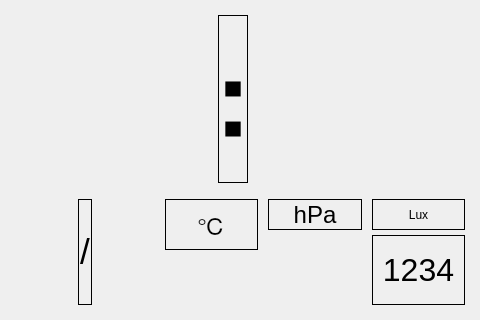
Qt form dev/src/RaspiEnvMeter/envmeter.ui (CountrySideEngineer/RaspiEnvMeter) before a commit.
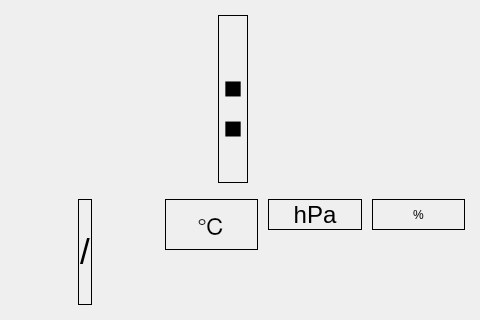
The same form after that commit. Custom widgets are drawn as their Qt base class.

Commit message: Add code to connect model of humidity and the view.

Diff of the .ui file:
```diff
--- a/dev/src/RaspiEnvMeter/envmeter.ui
+++ b/dev/src/RaspiEnvMeter/envmeter.ui
@@ -496,7 +496,7 @@
              <enum>QFrame::Box</enum>
             </property>
             <property name="text">
-             <string>Lux</string>
+             <string>%</string>
             </property>
             <property name="alignment">
              <set>Qt::AlignCenter</set>
@@ -504,34 +504,7 @@
            </widget>
           </item>
           <item>
-           <widget class="QLabel" name="EnvLuxDisplay">
-            <property name="sizePolicy">
-             <sizepolicy hsizetype="Preferred" vsizetype="Preferred">
-              <horstretch>0</horstretch>
-              <verstretch>0</verstretch>
-             </sizepolicy>
-            </property>
-            <property name="minimumSize">
-             <size>
-              <width>50</width>
-              <height>0</height>
-             </size>
-            </property>
-            <property name="font">
-             <font>
-              <pointsize>24</pointsize>
-             </font>
-            </property>
-            <property name="frameShape">
-             <enum>QFrame::Box</enum>
-            </property>
-            <property name="text">
-             <string>1234</string>
-            </property>
-            <property name="alignment">
-             <set>Qt::AlignCenter</set>
-            </property>
-           </widget>
+           <widget class="CRaspiHumidityView" name="HumidityDisplay" native="true"/>
           </item>
          </layout>
         </item>
@@ -555,6 +528,12 @@
    <header>craspitemperatureview.h</header>
    <container>1</container>
   </customwidget>
+  <customwidget>
+   <class>CRaspiHumidityView</class>
+   <extends>QWidget</extends>
+   <header location="global">craspihumidityview.h</header>
+   <container>1</container>
+  </customwidget>
  </customwidgets>
  <resources/>
  <connections/>
```
The commit also changes 1 other file.
